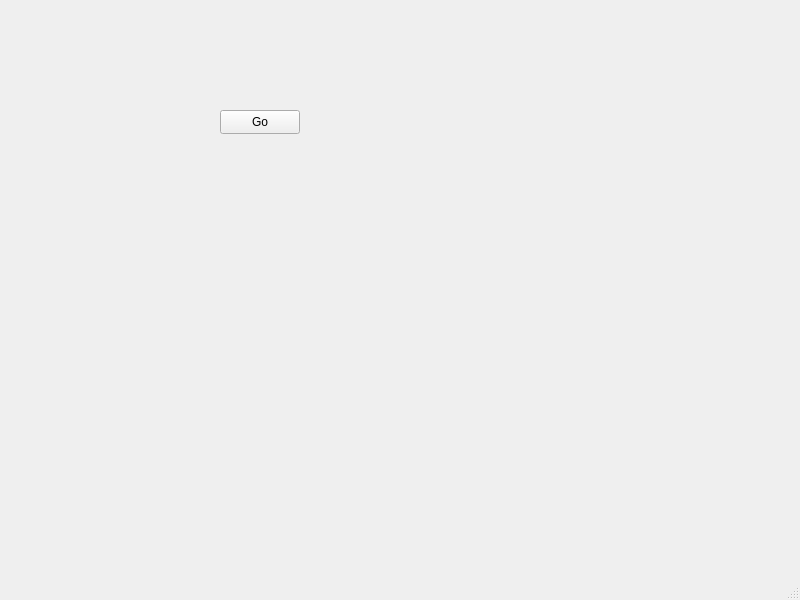
The window that simuwindow.ui (esauvage/Simu) describes before a commit, drawn with Qt 5.
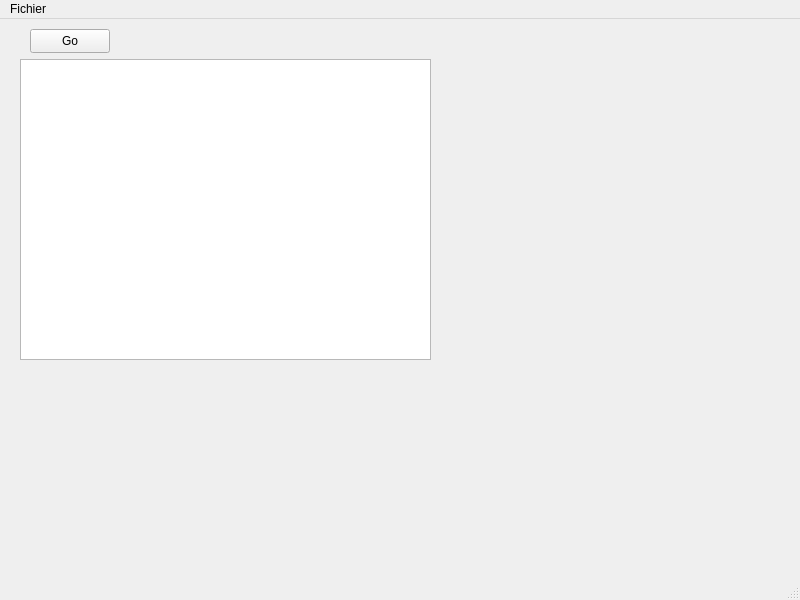
The same window after the commit.

The edit to the form file:
```diff
--- a/simuwindow.ui
+++ b/simuwindow.ui
@@ -17,8 +17,8 @@
    <widget class="QPushButton" name="btnGo">
     <property name="geometry">
      <rect>
-      <x>220</x>
-      <y>110</y>
+      <x>30</x>
+      <y>10</y>
       <width>80</width>
       <height>24</height>
      </rect>
@@ -27,6 +27,16 @@
      <string>Go</string>
     </property>
    </widget>
+   <widget class="QGraphicsView" name="gvwTerre">
+    <property name="geometry">
+     <rect>
+      <x>20</x>
+      <y>40</y>
+      <width>411</width>
+      <height>301</height>
+     </rect>
+    </property>
+   </widget>
   </widget>
   <widget class="QMenuBar" name="menubar">
    <property name="geometry">
@@ -37,6 +47,13 @@
      <height>21</height>
     </rect>
    </property>
+   <widget class="QMenu" name="menuFichir">
+    <property name="title">
+     <string>Fichier</string>
+    </property>
+    <addaction name="actionOuvrir"/>
+   </widget>
+   <addaction name="menuFichir"/>
   </widget>
   <widget class="QStatusBar" name="statusbar"/>
  </widget>
```
Left out of the diff: 5 changed lines with no effect on the pictures.
